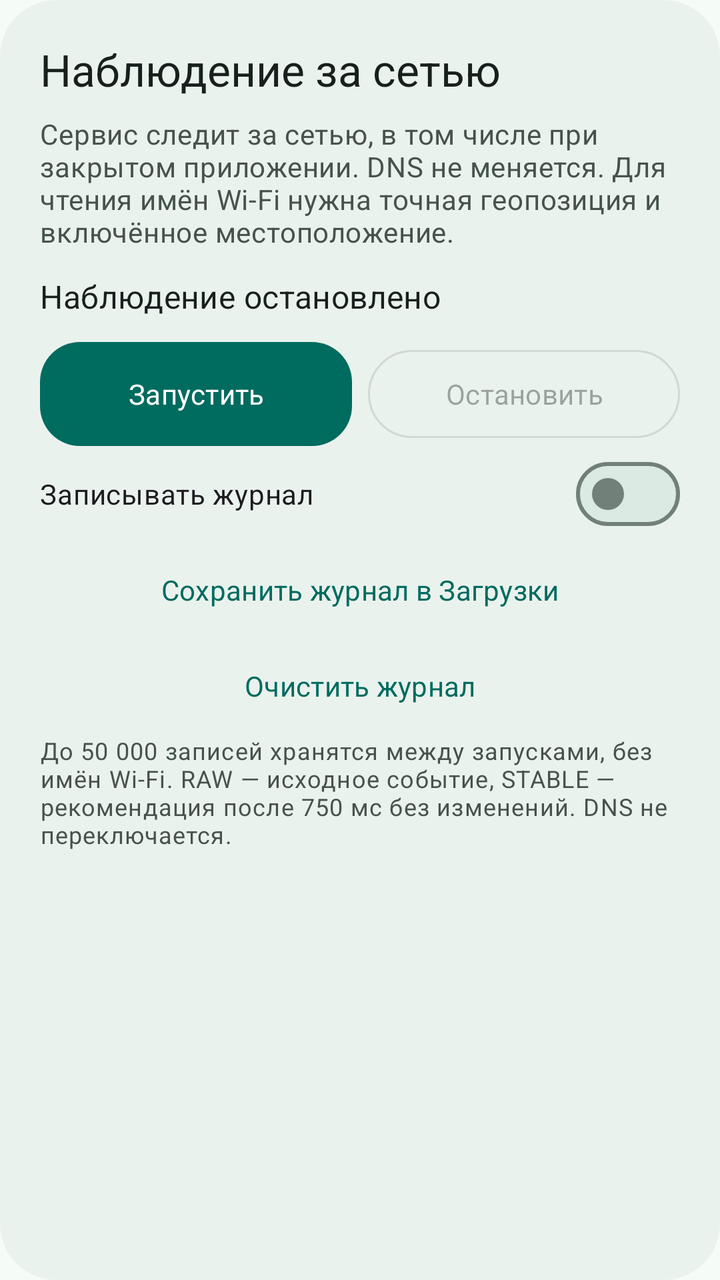
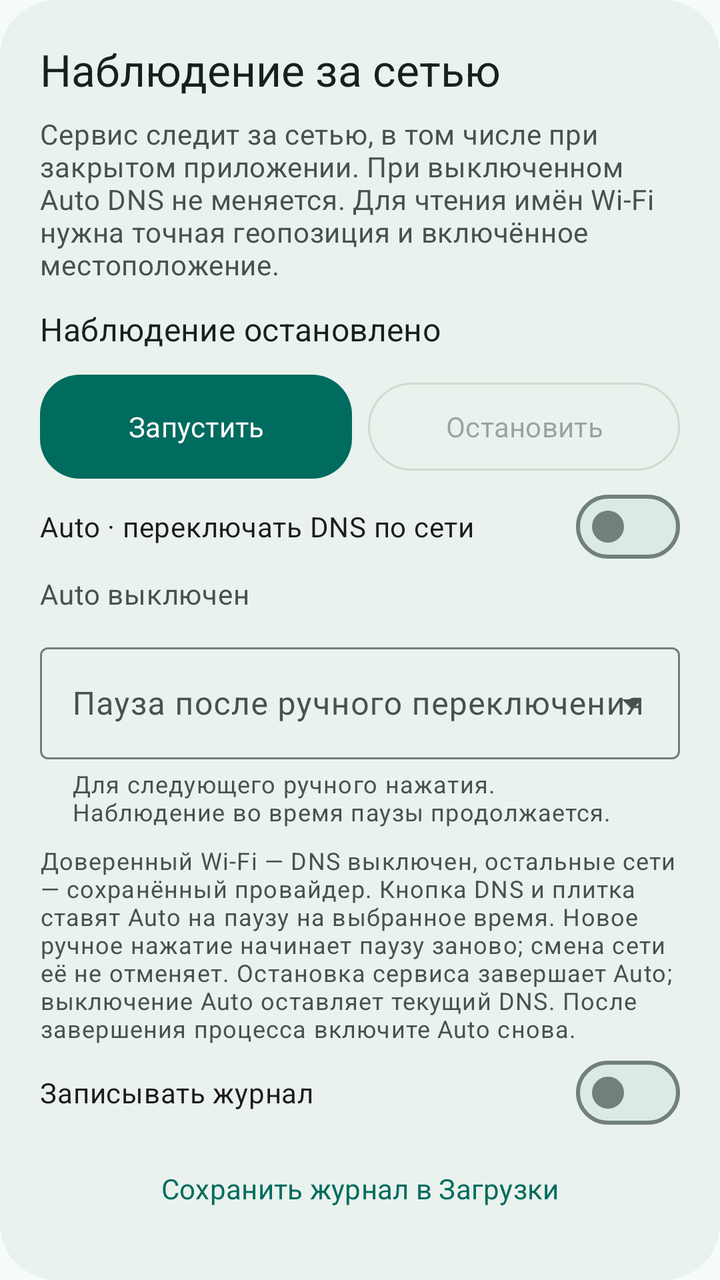

Screens rendered from an Android XML layout before and after an edit, with the pre-edit source and the edit as a unified diff.
<!-- AndroidManifest.xml: application theme Theme.PdnsAutoSwitch -->
<!-- res/layout/section_observation.xml -->
<?xml version="1.0" encoding="utf-8"?>
<com.google.android.material.card.MaterialCardView xmlns:android="http://schemas.android.com/apk/res/android"
    style="@style/Widget.Pdns.Card" android:layout_width="match_parent"
    android:layout_height="wrap_content" android:layout_marginTop="16dp">
    <LinearLayout android:layout_width="match_parent" android:layout_height="wrap_content"
        android:orientation="vertical" android:padding="20dp">
        <TextView android:layout_width="match_parent" android:layout_height="wrap_content"
            android:text="@string/observation_title" android:textAppearance="@style/Text.Pdns.Title" />
        <TextView android:layout_width="match_parent" android:layout_height="wrap_content"
            android:layout_marginTop="8dp" android:text="@string/observation_hint" android:textAppearance="@style/Text.Pdns.Body" />
        <TextView android:id="@+id/observation_status" android:layout_width="match_parent"
            android:layout_height="wrap_content" android:layout_marginTop="12dp"
            android:text="@string/observation_stopped" android:textAppearance="@style/TextAppearance.Material3.TitleMedium"
            android:textColor="?attr/colorOnSurface" android:accessibilityLiveRegion="polite" />
        <LinearLayout android:layout_width="match_parent" android:layout_height="wrap_content"
            android:orientation="horizontal" android:layout_marginTop="12dp">
            <com.google.android.material.button.MaterialButton android:id="@+id/observation_start"
                android:layout_width="0dp" android:layout_weight="1" android:layout_height="wrap_content"
                android:minHeight="52dp" android:textAllCaps="false" android:text="@string/observation_start" />
            <com.google.android.material.button.MaterialButton android:id="@+id/observation_stop"
                style="@style/Widget.Material3.Button.OutlinedButton" android:layout_width="0dp"
                android:layout_weight="1" android:layout_height="wrap_content" android:layout_marginStart="8dp"
                android:minHeight="52dp" android:textAllCaps="false" android:text="@string/observation_stop" android:enabled="false" />
        </LinearLayout>
        <com.google.android.material.materialswitch.MaterialSwitch android:id="@+id/observation_logging"
            android:layout_width="match_parent" android:layout_height="wrap_content"
            android:minHeight="48dp" android:text="@string/observation_logging" />
        <com.google.android.material.button.MaterialButton android:id="@+id/observation_save"
            style="@style/Widget.Material3.Button.TextButton" android:layout_width="match_parent"
            android:layout_height="wrap_content" android:minHeight="48dp" android:textAllCaps="false"
            android:text="@string/observation_save" />
        <com.google.android.material.button.MaterialButton android:id="@+id/observation_clear"
            style="@style/Widget.Material3.Button.TextButton" android:layout_width="match_parent"
            android:layout_height="wrap_content" android:minHeight="48dp" android:textAllCaps="false"
            android:text="@string/observation_clear" />
        <TextView android:layout_width="match_parent" android:layout_height="wrap_content"
            android:text="@string/observation_legend" android:textAppearance="@style/TextAppearance.Material3.BodySmall"
            android:textColor="?attr/colorOnSurfaceVariant" />
    </LinearLayout>
</com.google.android.material.card.MaterialCardView>
<!-- resources referenced by this layout -->
<resources>
  <string name="observation_clear">Очистить журнал</string>
  <string name="observation_hint">Сервис следит за сетью, в том числе при закрытом приложении. DNS не меняется. Для чтения имён Wi-Fi нужна точная геопозиция и включённое местоположение.</string>
  <string name="observation_legend">До 50 000 записей хранятся между запусками, без имён Wi-Fi. RAW — исходное событие, STABLE — рекомендация после 750 мс без изменений. DNS не переключается.</string>
  <string name="observation_logging">Записывать журнал</string>
  <string name="observation_save">Сохранить журнал в Загрузки</string>
  <string name="observation_start">Запустить</string>
  <string name="observation_stop">Остановить</string>
  <string name="observation_stopped">Наблюдение остановлено</string>
  <string name="observation_title">Наблюдение за сетью</string>
  <style name="Text.Pdns.Body" parent="TextAppearance.Material3.BodyMedium">
          <item name="android:textColor">?attr/colorOnSurfaceVariant</item>
      </style>
  <style name="Text.Pdns.Title" parent="TextAppearance.Material3.TitleLarge">
          <item name="android:textColor">?attr/colorOnSurface</item>
          <item name="android:fontFamily">sans-serif-medium</item>
      </style>
  <style name="Widget.Pdns.Card" parent="Widget.Material3.CardView.Filled">
          <item name="cardCornerRadius">28dp</item>
          <item name="cardElevation">0dp</item>
          <item name="strokeWidth">0dp</item>
          <item name="cardBackgroundColor">?attr/colorSurfaceContainerLow</item>
      </style>
  <color name="pdns_primary">#006B5F</color>
  <color name="pdns_on_primary">#FFFFFF</color>
  <color name="pdns_primary_container">#9EF2DF</color>
  <color name="pdns_on_primary_container">#00201A</color>
  <color name="pdns_secondary_container">#DCEAE4</color>
  <color name="pdns_on_surface">#18201D</color>
  <color name="pdns_surface">#F5FBF7</color>
  <color name="pdns_card">#EAF2ED</color>
  <color name="pdns_on_surface_variant">#46534D</color>
  <color name="pdns_outline">#718079</color>
  <color name="pdns_outline_variant">#BECBC4</color>
  <style name="Widget.Pdns.Button" parent="Widget.Material3.Button">
          <item name="android:textAllCaps">false</item>
          <item name="cornerRadius">20dp</item>
          <item name="android:minHeight">56dp</item>
          <item name="android:insetTop">0dp</item>
          <item name="android:insetBottom">0dp</item>
      </style>
  <!-- unchanged entries left out for length: 1 -->
</resources>

<!-- the commit's change to res/layout/section_observation.xml (unified diff, before → after) -->
@@ -1,5 +1,6 @@
 <?xml version="1.0" encoding="utf-8"?>
 <com.google.android.material.card.MaterialCardView xmlns:android="http://schemas.android.com/apk/res/android"
+    xmlns:app="http://schemas.android.com/apk/res-auto"
     style="@style/Widget.Pdns.Card" android:layout_width="match_parent"
     android:layout_height="wrap_content" android:layout_marginTop="16dp">
     <LinearLayout android:layout_width="match_parent" android:layout_height="wrap_content"
@@ -22,6 +23,26 @@
                 android:layout_weight="1" android:layout_height="wrap_content" android:layout_marginStart="8dp"
                 android:minHeight="52dp" android:textAllCaps="false" android:text="@string/observation_stop" android:enabled="false" />
         </LinearLayout>
+        <com.google.android.material.materialswitch.MaterialSwitch android:id="@+id/auto_enabled"
+            android:layout_width="match_parent" android:layout_height="wrap_content"
+            android:minHeight="48dp" android:text="@string/auto_title" />
+        <TextView android:id="@+id/auto_status" android:layout_width="match_parent"
+            android:layout_height="wrap_content" android:text="@string/auto_stopped"
+            android:textAppearance="@style/Text.Pdns.Body" android:accessibilityLiveRegion="polite" />
+        <com.google.android.material.textfield.TextInputLayout
+            style="@style/Widget.Material3.TextInputLayout.OutlinedBox.ExposedDropdownMenu"
+            android:layout_width="match_parent" android:layout_height="wrap_content"
+            android:layout_marginTop="12dp" android:hint="@string/auto_pause_label"
+            app:helperText="@string/auto_pause_helper">
+            <com.google.android.material.textfield.MaterialAutoCompleteTextView
+                android:id="@+id/pause_duration" android:layout_width="match_parent"
+                android:layout_height="wrap_content" android:minHeight="56dp"
+                android:inputType="none" />
+        </com.google.android.material.textfield.TextInputLayout>
+        <TextView android:layout_width="match_parent" android:layout_height="wrap_content"
+            android:layout_marginTop="8dp" android:text="@string/auto_hint"
+            android:textAppearance="@style/TextAppearance.Material3.BodySmall"
+            android:textColor="?attr/colorOnSurfaceVariant" />
         <com.google.android.material.materialswitch.MaterialSwitch android:id="@+id/observation_logging"
             android:layout_width="match_parent" android:layout_height="wrap_content"
             android:minHeight="48dp" android:text="@string/observation_logging" />
<!-- resource entries referenced after the edit -->
@@ -1,8 +1,13 @@
 <!-- resources referenced by this layout -->
 <resources>
+  <string name="auto_hint">Доверенный Wi-Fi — DNS выключен, остальные сети — сохранённый провайдер. Кнопка DNS и плитка ставят Auto на паузу на выбранное время. Новое ручное нажатие начинает паузу заново; смена сети её не отменяет. Остановка сервиса завершает Auto; выключение Auto оставляет текущий DNS. После завершения процесса включите Auto снова.</string>
+  <string name="auto_pause_helper">Для следующего ручного нажатия. Наблюдение во время паузы продолжается.</string>
+  <string name="auto_pause_label">Пауза после ручного переключения</string>
+  <string name="auto_stopped">Auto выключен</string>
+  <string name="auto_title">Auto · переключать DNS по сети</string>
   <string name="observation_clear">Очистить журнал</string>
-  <string name="observation_hint">Сервис следит за сетью, в том числе при закрытом приложении. DNS не меняется. Для чтения имён Wi-Fi нужна точная геопозиция и включённое местоположение.</string>
-  <string name="observation_legend">До 50 000 записей хранятся между запусками, без имён Wi-Fi. RAW — исходное событие, STABLE — рекомендация после 750 мс без изменений. DNS не переключается.</string>
+  <string name="observation_hint">Сервис следит за сетью, в том числе при закрытом приложении. При выключенном Auto DNS не меняется. Для чтения имён Wi-Fi нужна точная геопозиция и включённое местоположение.</string>
+  <string name="observation_legend">До 2500 записей хранятся между запусками, без имён Wi-Fi. RAW — исходное событие, STABLE — рекомендация после 750 мс без изменений. Результаты Auto записываются отдельно.</string>
   <string name="observation_logging">Записывать журнал</string>
   <string name="observation_save">Сохранить журнал в Загрузки</string>
   <string name="observation_start">Запустить</string>
